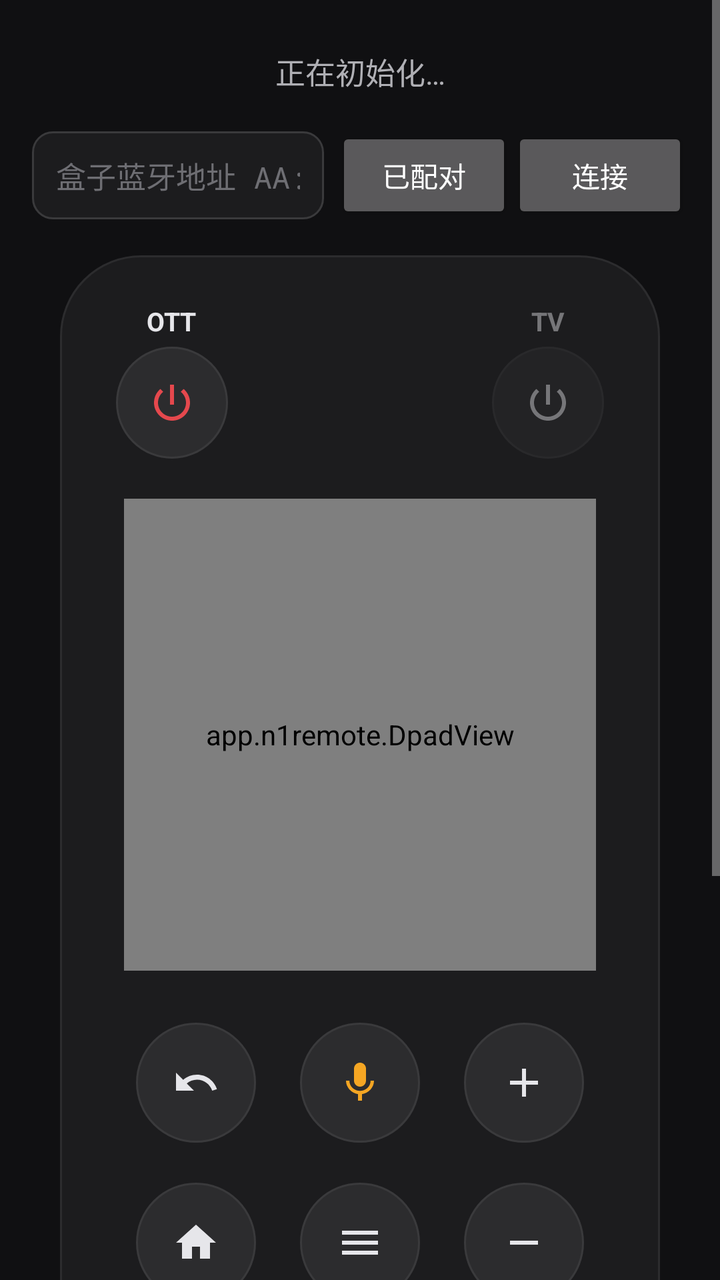
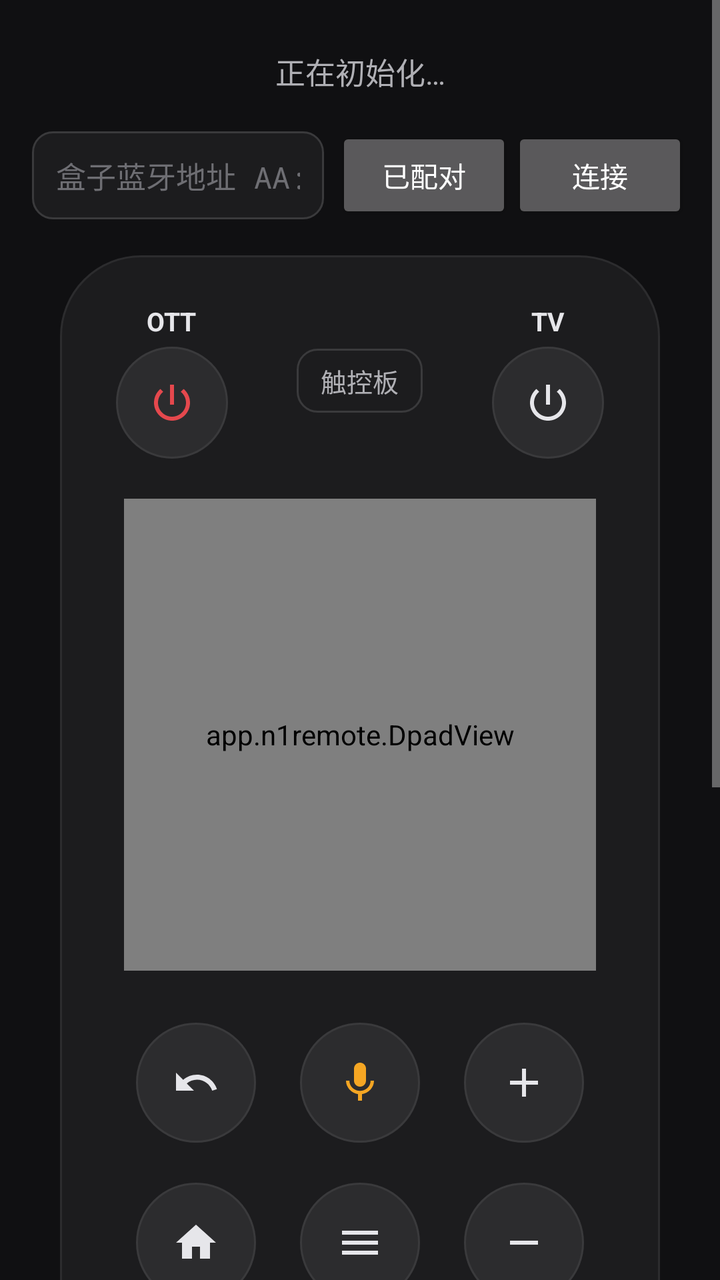

Two renders of the same Android screen: before a commit and after it. Below are the layout's source before the change and the commit's diff.
<!-- AndroidManifest.xml: application theme android:Theme.Material.NoActionBar -->
<!-- res/layout/activity_main.xml -->
<?xml version="1.0" encoding="utf-8"?>
<ScrollView xmlns:android="http://schemas.android.com/apk/res/android"
    android:layout_width="match_parent"
    android:layout_height="match_parent"
    android:background="#FF101012"
    android:fillViewport="true"
    android:fitsSystemWindows="true">

    <LinearLayout
        android:layout_width="match_parent"
        android:layout_height="wrap_content"
        android:gravity="center_horizontal"
        android:orientation="vertical"
        android:padding="16dp">

        <TextView
            android:id="@+id/status"
            android:layout_width="match_parent"
            android:layout_height="wrap_content"
            android:gravity="center"
            android:minLines="2"
            android:text="正在初始化…"
            android:textColor="#FFB0B0B5"
            android:textSize="15sp" />

        <LinearLayout
            android:layout_width="match_parent"
            android:layout_height="wrap_content"
            android:layout_marginTop="8dp"
            android:gravity="center_vertical"
            android:orientation="horizontal">

            <EditText
                android:id="@+id/mac"
                android:layout_width="0dp"
                android:layout_height="44dp"
                android:layout_weight="1"
                android:background="@drawable/bg_input"
                android:fontFamily="monospace"
                android:hint="盒子蓝牙地址 AA:BB:CC:DD:EE:FF"
                android:importantForAutofill="no"
                android:inputType="textCapCharacters|textNoSuggestions"
                android:maxLength="17"
                android:paddingStart="12dp"
                android:paddingEnd="12dp"
                android:singleLine="true"
                android:textColor="#FFFFFFFF"
                android:textColorHint="#FF6E6E73"
                android:textSize="15sp" />

            <Button
                android:id="@+id/pick"
                android:layout_width="wrap_content"
                android:layout_height="wrap_content"
                android:layout_marginStart="6dp"
                android:text="已配对" />

            <Button
                android:id="@+id/connect"
                android:layout_width="wrap_content"
                android:layout_height="wrap_content"
                android:text="连接" />
        </LinearLayout>

        <LinearLayout
            android:layout_width="300dp"
            android:layout_height="wrap_content"
            android:layout_marginTop="16dp"
            android:background="@drawable/bg_body"
            android:gravity="center_horizontal"
            android:orientation="vertical"
            android:paddingStart="28dp"
            android:paddingTop="24dp"
            android:paddingEnd="28dp"
            android:paddingBottom="28dp">

            <RelativeLayout
                android:layout_width="match_parent"
                android:layout_height="wrap_content">

                <LinearLayout
                    android:layout_width="wrap_content"
                    android:layout_height="wrap_content"
                    android:layout_alignParentStart="true"
                    android:gravity="center_horizontal"
                    android:orientation="vertical">

                    <TextView
                        android:layout_width="wrap_content"
                        android:layout_height="wrap_content"
                        android:text="OTT"
                        android:textColor="#FFE6E6EA"
                        android:textSize="13sp"
                        android:textStyle="bold" />

                    <ImageButton
                        android:id="@+id/btn_power"
                        android:layout_width="56dp"
                        android:layout_height="56dp"
                        android:layout_marginTop="4dp"
                        android:background="@drawable/btn_round"
                        android:contentDescription="盒子电源"
                        android:src="@drawable/ic_power"
                        android:tint="#FFE5484D" />
                </LinearLayout>

                <LinearLayout
                    android:layout_width="wrap_content"
                    android:layout_height="wrap_content"
                    android:layout_alignParentEnd="true"
                    android:alpha="0.45"
                    android:gravity="center_horizontal"
                    android:orientation="vertical">

                    <TextView
                        android:layout_width="wrap_content"
                        android:layout_height="wrap_content"
                        android:text="TV"
                        android:textColor="#FFE6E6EA"
                        android:textSize="13sp"
                        android:textStyle="bold" />

                    <ImageButton
                        android:id="@+id/btn_tv"
                        android:layout_width="56dp"
                        android:layout_height="56dp"
                        android:layout_marginTop="4dp"
                        android:background="@drawable/btn_round"
                        android:contentDescription="电视电源（不可用）"
                        android:src="@drawable/ic_power"
                        android:tint="#FFE6E6EA" />
                </LinearLayout>
            </RelativeLayout>

            <app.n1remote.DpadView
                android:id="@+id/dpad"
                android:layout_width="236dp"
                android:layout_height="236dp"
                android:layout_marginTop="20dp" />

            <LinearLayout
                android:layout_width="wrap_content"
                android:layout_height="wrap_content"
                android:layout_marginTop="26dp"
                android:orientation="horizontal">

                <ImageButton
                    android:id="@+id/btn_back"
                    android:layout_width="60dp"
                    android:layout_height="60dp"
                    android:background="@drawable/btn_round"
                    android:contentDescription="返回"
                    android:src="@drawable/ic_back"
                    android:tint="#FFE6E6EA" />

                <ImageButton
                    android:id="@+id/btn_voice"
                    android:layout_width="60dp"
                    android:layout_height="60dp"
                    android:layout_marginStart="22dp"
                    android:layout_marginEnd="22dp"
                    android:background="@drawable/btn_round"
                    android:contentDescription="语音"
                    android:src="@drawable/ic_mic"
                    android:tint="#FFF5A623" />

                <ImageButton
                    android:id="@+id/btn_vol_up"
                    android:layout_width="60dp"
                    android:layout_height="60dp"
                    android:background="@drawable/btn_round"
                    android:contentDescription="音量加"
                    android:src="@drawable/ic_add"
                    android:tint="#FFE6E6EA" />
            </LinearLayout>

            <LinearLayout
                android:layout_width="wrap_content"
                android:layout_height="wrap_content"
                android:layout_marginTop="20dp"
                android:orientation="horizontal">

                <ImageButton
                    android:id="@+id/btn_home"
                    android:layout_width="60dp"
                    android:layout_height="60dp"
                    android:background="@drawable/btn_round"
                    android:contentDescription="主页"
                    android:src="@drawable/ic_home"
                    android:tint="#FFE6E6EA" />

                <ImageButton
                    android:id="@+id/btn_menu"
                    android:layout_width="60dp"
                    android:layout_height="60dp"
                    android:layout_marginStart="22dp"
                    android:layout_marginEnd="22dp"
                    android:background="@drawable/btn_round"
                    android:contentDescription="菜单"
                    android:src="@drawable/ic_menu"
                    android:tint="#FFE6E6EA" />

                <ImageButton
                    android:id="@+id/btn_vol_down"
                    android:layout_width="60dp"
                    android:layout_height="60dp"
                    android:background="@drawable/btn_round"
                    android:contentDescription="音量减"
                    android:src="@drawable/ic_remove"
                    android:tint="#FFE6E6EA" />
            </LinearLayout>

            <TextView
                android:layout_width="wrap_content"
                android:layout_height="wrap_content"
                android:layout_marginTop="40dp"
                android:letterSpacing="0.3"
                android:text="N1 REMOTE"
                android:textColor="#FF8E8E93"
                android:textSize="14sp"
                android:textStyle="bold" />
        </LinearLayout>

        <TextView
            android:layout_width="match_parent"
            android:layout_height="wrap_content"
            android:layout_marginTop="14dp"
            android:lineSpacingExtra="3dp"
            android:text="@string/hint"
            android:textColor="#FF8E8E93"
            android:textSize="13sp" />
    </LinearLayout>
</ScrollView>
<!-- resources referenced by this layout -->
<resources>
  <!-- drawable bg_body (drawable) -->
  <?xml version="1.0" encoding="utf-8"?>
  <shape xmlns:android="http://schemas.android.com/apk/res/android" android:shape="rectangle">
      <solid android:color="#FF1C1C1E" />
      <stroke android:width="1dp" android:color="#FF2C2C2E" />
      <corners android:radius="40dp" />
  </shape>
  <!-- drawable bg_input (drawable) -->
  <?xml version="1.0" encoding="utf-8"?>
  <shape xmlns:android="http://schemas.android.com/apk/res/android" android:shape="rectangle">
      <solid android:color="#FF1C1C1E" />
      <stroke android:width="1dp" android:color="#FF3A3A3C" />
      <corners android:radius="10dp" />
  </shape>
  <!-- drawable btn_round (drawable) -->
  <?xml version="1.0" encoding="utf-8"?>
  <selector xmlns:android="http://schemas.android.com/apk/res/android">
      <item android:state_pressed="true">
          <shape android:shape="oval">
              <solid android:color="#FF4A4A4E" />
          </shape>
      </item>
      <item>
          <shape android:shape="oval">
              <solid android:color="#FF2C2C2E" />
              <stroke android:width="1dp" android:color="#FF3A3A3C" />
          </shape>
      </item>
  </selector>
  <!-- drawable ic_add (drawable) -->
  <?xml version="1.0" encoding="utf-8"?>
  <vector xmlns:android="http://schemas.android.com/apk/res/android"
      android:width="24dp" android:height="24dp" android:viewportWidth="24" android:viewportHeight="24">
      <path android:fillColor="#FFFFFFFF" android:pathData="M19,13h-6v6h-2v-6H5v-2h6V5h2v6h6v2z" />
  </vector>
  <!-- drawable ic_back (drawable) -->
  <?xml version="1.0" encoding="utf-8"?>
  <vector xmlns:android="http://schemas.android.com/apk/res/android"
      android:width="24dp" android:height="24dp" android:viewportWidth="24" android:viewportHeight="24">
      <path android:fillColor="#FFFFFFFF" android:pathData="M12.5,8c-2.65,0 -5.05,0.99 -6.9,2.6L2,7v9h9l-3.62,-3.62c1.39,-1.16 3.16,-1.88 5.12,-1.88 3.54,0 6.55,2.31 7.6,5.5l2.37,-0.78C21.08,11.03 17.15,8 12.5,8z" />
  </vector>
  <!-- drawable ic_home (drawable) -->
  <?xml version="1.0" encoding="utf-8"?>
  <vector xmlns:android="http://schemas.android.com/apk/res/android"
      android:width="24dp" android:height="24dp" android:viewportWidth="24" android:viewportHeight="24">
      <path android:fillColor="#FFFFFFFF" android:pathData="M10,20v-6h4v6h5v-8h3L12,3 2,12h3v8z" />
  </vector>
  <!-- drawable ic_menu (drawable) -->
  <?xml version="1.0" encoding="utf-8"?>
  <vector xmlns:android="http://schemas.android.com/apk/res/android"
      android:width="24dp" android:height="24dp" android:viewportWidth="24" android:viewportHeight="24">
      <path android:fillColor="#FFFFFFFF" android:pathData="M3,18h18v-2H3v2zM3,13h18v-2H3v2zM3,6v2h18V6H3z" />
  </vector>
  <!-- drawable ic_mic (drawable) -->
  <?xml version="1.0" encoding="utf-8"?>
  <vector xmlns:android="http://schemas.android.com/apk/res/android"
      android:width="24dp" android:height="24dp" android:viewportWidth="24" android:viewportHeight="24">
      <path android:fillColor="#FFFFFFFF" android:pathData="M12,14c1.66,0 2.99,-1.34 2.99,-3L15,5c0,-1.66 -1.34,-3 -3,-3S9,3.34 9,5v6c0,1.66 1.34,3 3,3zM17.3,11c0,3 -2.54,5.1 -5.3,5.1S6.7,14 6.7,11H5c0,3.41 2.72,6.23 6,6.72V21h2v-3.28c3.28,-0.48 6,-3.3 6,-6.72h-1.7z" />
  </vector>
  <!-- drawable ic_remove (drawable) -->
  <?xml version="1.0" encoding="utf-8"?>
  <vector xmlns:android="http://schemas.android.com/apk/res/android"
      android:width="24dp" android:height="24dp" android:viewportWidth="24" android:viewportHeight="24">
      <path android:fillColor="#FFFFFFFF" android:pathData="M19,13H5v-2h14v2z" />
  </vector>
  <string name="hint">首次使用：填上盒子的蓝牙地址（盒子 设置 → 关于 → 状态 里能看到），点「连接」。手机和电视上都会弹出配对确认，两边都选「配对」。以后打开 App 会自动重连。\n\n电源键也走蓝牙，需要盒子上装好「N1 待机助手」：待机时盒子回到桌面、关掉画面和 HDMI 信号，并通过 HDMI-CEC 让电视待机，其他按键暂时不响应；再按一次恢复。</string>
  <!-- unchanged entries left out for length: 1 -->
</resources>

<!-- the commit's change to res/layout/activity_main.xml (unified diff, before → after) -->
@@ -104,11 +104,24 @@
                         android:tint="#FFE5484D" />
                 </LinearLayout>
 
+                <TextView
+                    android:id="@+id/mode"
+                    android:layout_width="wrap_content"
+                    android:layout_height="32dp"
+                    android:layout_centerInParent="true"
+                    android:layout_marginTop="12dp"
+                    android:background="@drawable/bg_input"
+                    android:gravity="center"
+                    android:paddingStart="12dp"
+                    android:paddingEnd="12dp"
+                    android:text="触控板"
+                    android:textColor="#FFB0B0B5"
+                    android:textSize="13sp" />
+
                 <LinearLayout
                     android:layout_width="wrap_content"
                     android:layout_height="wrap_content"
                     android:layout_alignParentEnd="true"
-                    android:alpha="0.45"
                     android:gravity="center_horizontal"
                     android:orientation="vertical">
 
@@ -126,7 +139,7 @@
                         android:layout_height="56dp"
                         android:layout_marginTop="4dp"
                         android:background="@drawable/btn_round"
-                        android:contentDescription="电视电源（不可用）"
+                        android:contentDescription="电视电源（HDMI-CEC）"
                         android:src="@drawable/ic_power"
                         android:tint="#FFE6E6EA" />
                 </LinearLayout>
@@ -137,6 +150,13 @@
                 android:layout_width="236dp"
                 android:layout_height="236dp"
                 android:layout_marginTop="20dp" />
+
+            <app.n1remote.TouchpadView
+                android:id="@+id/touchpad"
+                android:layout_width="236dp"
+                android:layout_height="236dp"
+                android:layout_marginTop="20dp"
+                android:visibility="gone" />
 
             <LinearLayout
                 android:layout_width="wrap_content"
<!-- resource entries referenced after the edit -->
@@ -65,7 +65,7 @@
       android:width="24dp" android:height="24dp" android:viewportWidth="24" android:viewportHeight="24">
       <path android:fillColor="#FFFFFFFF" android:pathData="M19,13H5v-2h14v2z" />
   </vector>
-  <string name="hint">首次使用：填上盒子的蓝牙地址（盒子 设置 → 关于 → 状态 里能看到），点「连接」。手机和电视上都会弹出配对确认，两边都选「配对」。以后打开 App 会自动重连。\n\n电源键也走蓝牙，需要盒子上装好「N1 待机助手」：待机时盒子回到桌面、关掉画面和 HDMI 信号，并通过 HDMI-CEC 让电视待机，其他按键暂时不响应；再按一次恢复。</string>
+  <string name="hint">首次使用：填上盒子的蓝牙地址（盒子 设置 → 关于 → 状态 里能看到），点「连接」。手机和电视上都会弹出配对确认，两边都选「配对」。以后打开 App 会自动重连，断线后也会自动重连 3 分钟。连着盒子时，手机侧面的音量键调的是盒子的音量。\n\nTV 键通过 HDMI-CEC 单独开关电视。中间的「触控板」按钮可以把方向键换成滑动触控区。\n\n电源键也走蓝牙，需要盒子上装好「N1 待机助手」：待机时盒子回到桌面、关掉画面和 HDMI 信号，并通过 HDMI-CEC 让电视待机，其他按键暂时不响应；再按一次恢复。</string>
   <!-- unchanged entries left out for length: 1 -->
 </resources>
 
